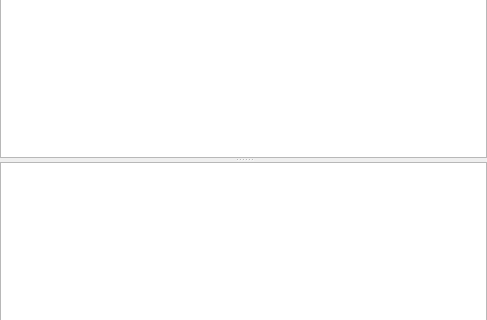
Old version of the form app/ui/projectclipspage.ui in the repository hftom/MachinTruc; both pictures show x 0 to 487 and y 189 to 509 of the 487 by 677 pixel window.
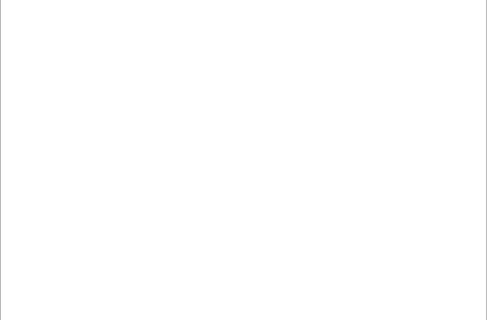
New version of the form. Icons and pictures are not drawn. Custom widgets are drawn as their Qt base class.

Commit message: remove cut list view

What changed in the file:
```diff
--- a/app/ui/projectclipspage.ui
+++ b/app/ui/projectclipspage.ui
@@ -130,17 +130,6 @@
          <bool>true</bool>
         </property>
        </widget>
-       <widget class="QListView" name="cutListView">
-        <property name="sizePolicy">
-         <sizepolicy hsizetype="Preferred" vsizetype="Preferred">
-          <horstretch>0</horstretch>
-          <verstretch>0</verstretch>
-         </sizepolicy>
-        </property>
-        <property name="focusPolicy">
-         <enum>Qt::NoFocus</enum>
-        </property>
-       </widget>
       </widget>
      </item>
     </layout>
```
Left out of the diff: 11 changed lines with no effect on the pictures. The commit also changes 6 other files.
